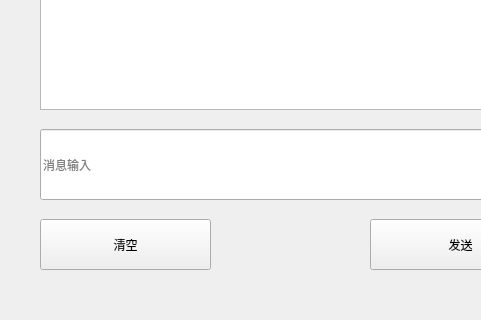
The window that day07/homework_tcpserver/mainwindow.ui (hewei-bit/QT-Learing) describes before a commit, drawn with Qt 5; both pictures show x 0 to 481 and y 228 to 548 of the 760 by 548 pixel window.
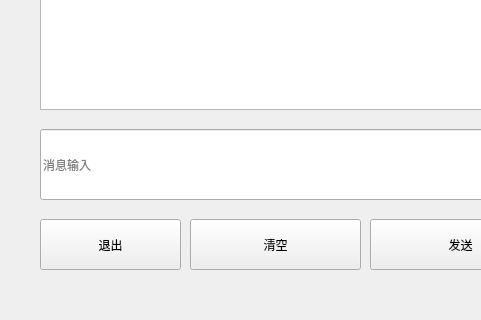
The same window after the commit.

The edit to the form file:
```diff
--- a/day07/homework_tcpserver/mainwindow.ui
+++ b/day07/homework_tcpserver/mainwindow.ui
@@ -56,7 +56,7 @@
    <widget class="QPushButton" name="clear_Btn">
     <property name="geometry">
      <rect>
-      <x>40</x>
+      <x>190</x>
       <y>430</y>
       <width>171</width>
       <height>51</height>
@@ -118,6 +118,19 @@
      <string>输入端口号</string>
     </property>
    </widget>
+   <widget class="QPushButton" name="pushButton">
+    <property name="geometry">
+     <rect>
+      <x>40</x>
+      <y>430</y>
+      <width>141</width>
+      <height>51</height>
+     </rect>
+    </property>
+    <property name="text">
+     <string>退出</string>
+    </property>
+   </widget>
   </widget>
   <widget class="QMenuBar" name="menuBar">
    <property name="geometry">
```
